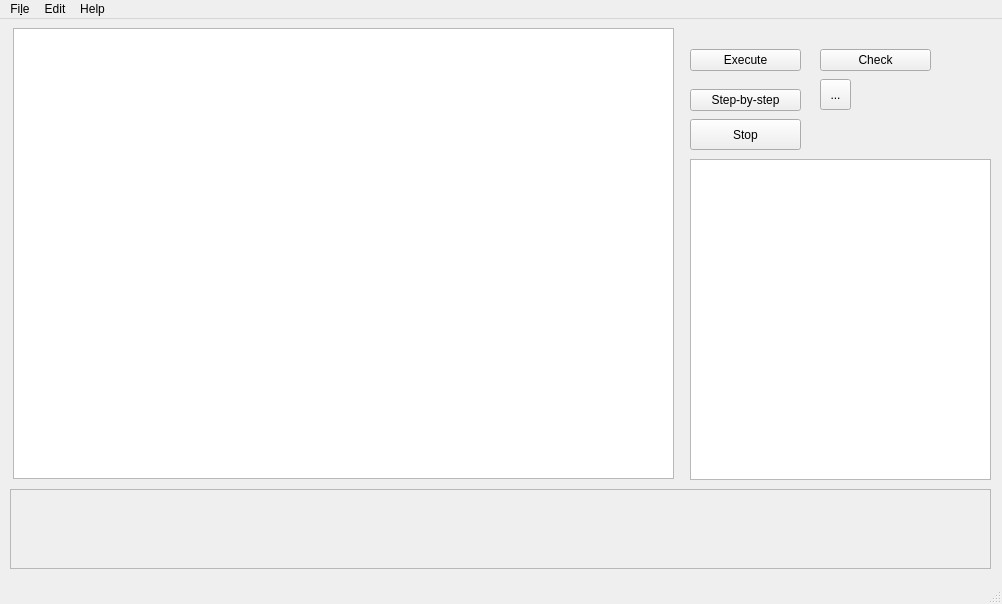
The window that src/ui/mainwindow.ui (Debrugger/bfide) describes before a commit, drawn with Qt 5.
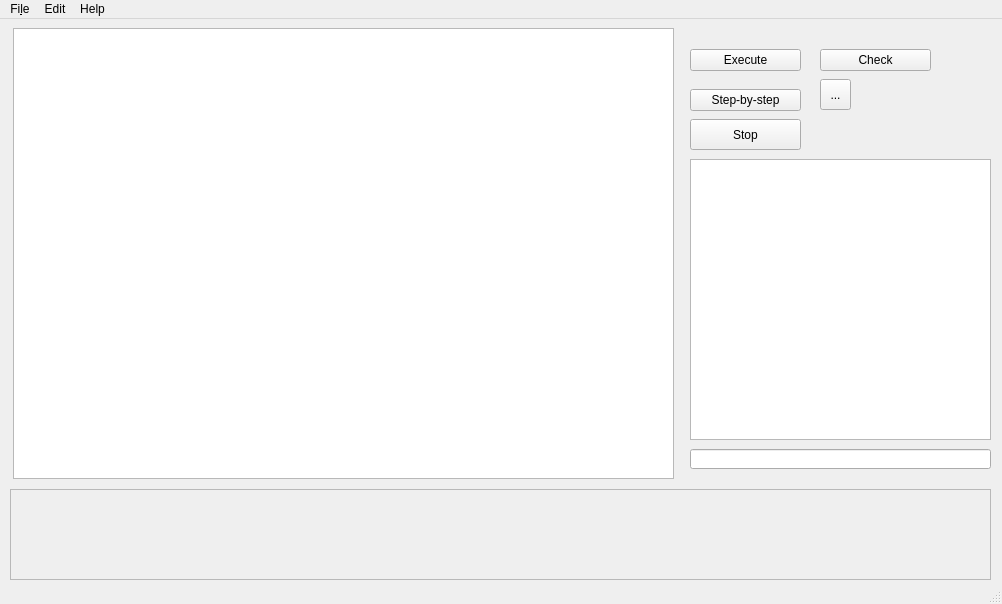
The same window after the commit.

Commit message: input output and started memory representation

What changed in the file:
```diff
--- a/src/ui/mainwindow.ui
+++ b/src/ui/mainwindow.ui
@@ -43,7 +43,7 @@
       <x>690</x>
       <y>140</y>
       <width>301</width>
-      <height>321</height>
+      <height>281</height>
      </rect>
     </property>
    </widget>
@@ -87,12 +87,15 @@
     </property>
    </widget>
    <widget class="QScrollArea" name="cell_scroll_area">
+    <property name="enabled">
+     <bool>true</bool>
+    </property>
     <property name="geometry">
      <rect>
       <x>10</x>
       <y>470</y>
       <width>981</width>
-      <height>80</height>
+      <height>91</height>
      </rect>
     </property>
     <property name="widgetResizable">
@@ -104,7 +107,7 @@
        <x>0</x>
        <y>0</y>
        <width>979</width>
-       <height>78</height>
+       <height>89</height>
       </rect>
      </property>
     </widget>
@@ -122,6 +125,16 @@
      <string>Stop</string>
     </property>
    </widget>
+   <widget class="QLineEdit" name="input_edit">
+    <property name="geometry">
+     <rect>
+      <x>690</x>
+      <y>430</y>
+      <width>301</width>
+      <height>20</height>
+     </rect>
+    </property>
+   </widget>
   </widget>
   <widget class="QMenuBar" name="menubar">
    <property name="geometry">
```
Left out of the diff: 8 changed lines with no effect on the pictures. The commit also changes 9 other files.
